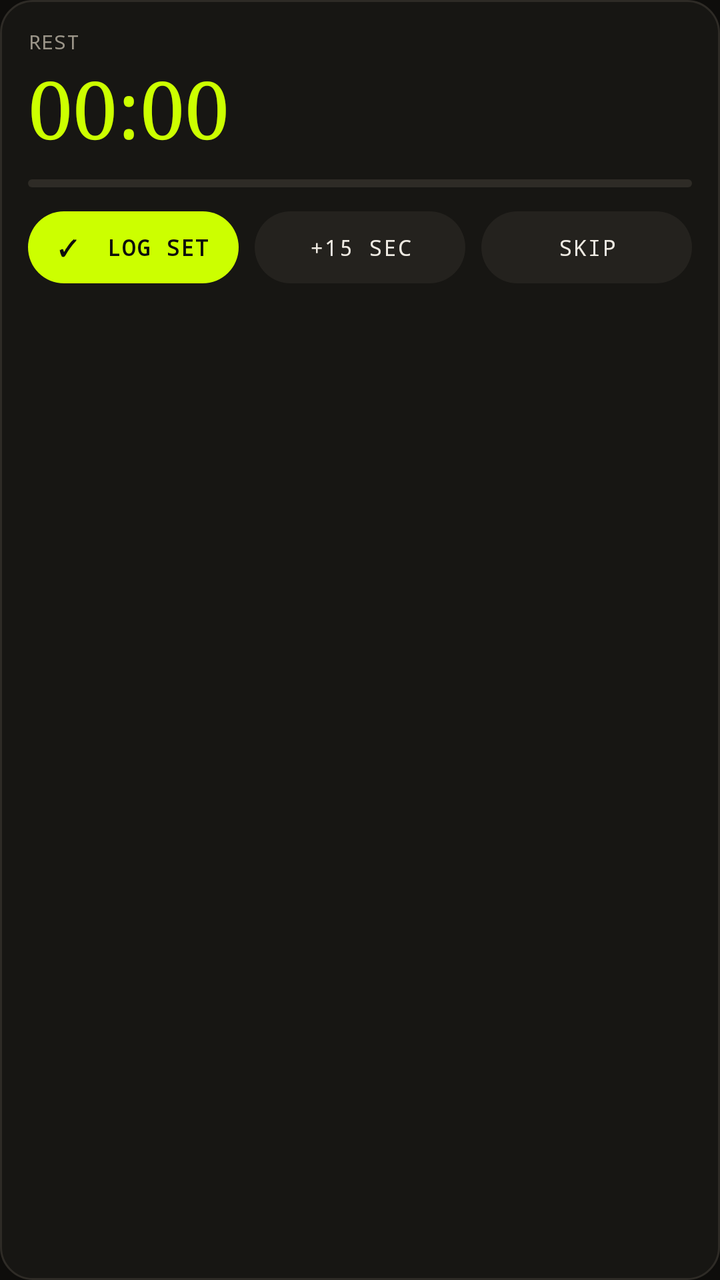
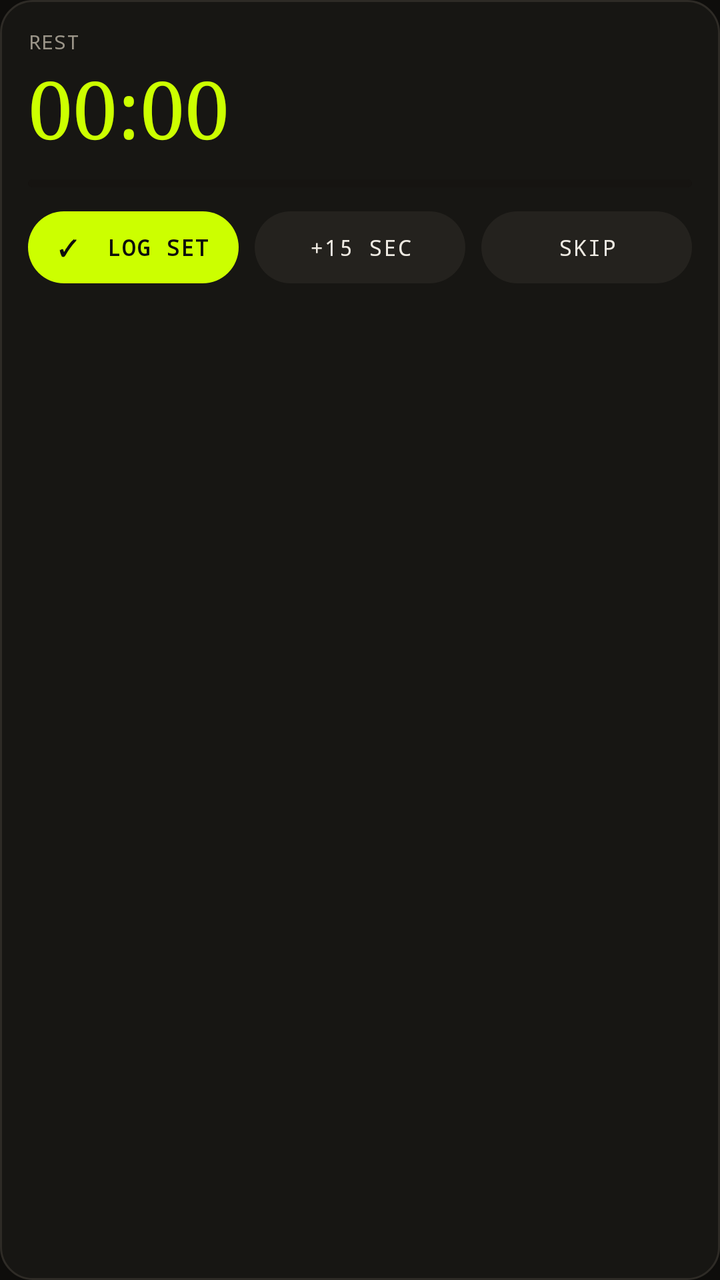

Screens rendered from an Android XML layout before and after an edit, with the pre-edit source and the edit as a unified diff.
<!-- AndroidManifest.xml: application theme Theme.Forge -->
<!-- res/layout/notif_rest.xml -->
<?xml version="1.0" encoding="utf-8"?>
<LinearLayout xmlns:android="http://schemas.android.com/apk/res/android"
    android:layout_width="match_parent" android:layout_height="wrap_content"
    android:orientation="vertical" android:background="@drawable/notif_bg" android:padding="14dp">

    <TextView android:id="@+id/kicker" android:layout_width="wrap_content" android:layout_height="wrap_content"
        android:fontFamily="monospace" android:textSize="10sp" android:letterSpacing="0.04" android:textColor="@color/forge_muted" android:text="REST" />

    <LinearLayout android:layout_width="match_parent" android:layout_height="wrap_content" android:orientation="horizontal"
        android:gravity="center_vertical">
        
        <Chronometer android:id="@+id/timer" android:layout_width="wrap_content" android:layout_height="wrap_content"
            android:fontFamily="serif" android:textSize="40sp" android:textColor="@color/forge_lime" android:maxLines="1" />
        <LinearLayout android:layout_width="0dp" android:layout_weight="1" android:layout_height="wrap_content" android:orientation="vertical"
            android:layout_marginStart="12dp" android:gravity="end">
            <TextView android:id="@+id/next_label" android:layout_width="wrap_content" android:layout_height="wrap_content"
                android:fontFamily="monospace" android:textSize="9sp" android:letterSpacing="0.04" android:textColor="@color/forge_muted"
                android:maxLines="1" android:ellipsize="end" />
            <TextView android:id="@+id/next_values" android:layout_width="wrap_content" android:layout_height="wrap_content"
                android:fontFamily="monospace" android:textSize="13sp" android:textColor="@color/forge_text" android:maxLines="1" android:ellipsize="end" />
            <TextView android:id="@+id/next_name" android:layout_width="wrap_content" android:layout_height="wrap_content"
                android:textSize="11sp" android:textColor="@color/forge_muted" android:maxLines="1" android:ellipsize="end" />
        </LinearLayout>
    </LinearLayout>

    <ProgressBar android:id="@+id/progress" style="@android:style/Widget.ProgressBar.Horizontal"
        android:layout_width="match_parent" android:layout_height="4dp" android:layout_marginTop="10dp"
        android:max="1000" android:progressDrawable="@drawable/notif_progress" />

    <LinearLayout android:layout_width="match_parent" android:layout_height="wrap_content" android:orientation="horizontal"
        android:layout_marginTop="12dp">
        <TextView android:id="@+id/log" android:layout_width="0dp" android:layout_weight="1" android:layout_height="36dp"
            android:background="@drawable/notif_pill_lime" android:gravity="center" android:fontFamily="monospace" android:textSize="11sp"
            android:letterSpacing="0.06" android:textColor="@color/forge_bg" android:textStyle="bold" android:text="✓  LOG SET" android:maxLines="1" />
        <TextView android:id="@+id/plus15" android:layout_width="0dp" android:layout_weight="1" android:layout_height="36dp"
            android:layout_marginStart="8dp" android:background="@drawable/notif_pill" android:gravity="center" android:fontFamily="monospace"
            android:textSize="11sp" android:letterSpacing="0.06" android:textColor="@color/forge_text" android:text="+15 SEC" android:maxLines="1" />
        <TextView android:id="@+id/skip" android:layout_width="0dp" android:layout_weight="1" android:layout_height="36dp"
            android:layout_marginStart="8dp" android:background="@drawable/notif_pill" android:gravity="center" android:fontFamily="monospace"
            android:textSize="11sp" android:letterSpacing="0.06" android:textColor="@color/forge_text" android:text="SKIP" android:maxLines="1" />
    </LinearLayout>
</LinearLayout>
<!-- resources referenced by this layout -->
<resources>
  <color name="forge_bg">#0E0D0B</color>
  <color name="forge_lime">#CCFF00</color>
  <color name="forge_muted">#9A9488</color>
  <color name="forge_text">#EEEAE2</color>
  <!-- drawable notif_bg (drawable) -->
  <?xml version="1.0" encoding="utf-8"?>
  <shape xmlns:android="http://schemas.android.com/apk/res/android" android:shape="rectangle">
      <solid android:color="@color/forge_surface" />
      <stroke android:width="1dp" android:color="@color/forge_border" />
      <corners android:radius="16dp" />
  </shape>
  <!-- drawable notif_pill (drawable) -->
  <?xml version="1.0" encoding="utf-8"?>
  <shape xmlns:android="http://schemas.android.com/apk/res/android" android:shape="rectangle">
      <solid android:color="@color/forge_surface2" />
      <corners android:radius="100dp" />
  </shape>
  <!-- drawable notif_pill_lime (drawable) -->
  <?xml version="1.0" encoding="utf-8"?>
  <shape xmlns:android="http://schemas.android.com/apk/res/android" android:shape="rectangle">
      <solid android:color="@color/forge_lime" />
      <corners android:radius="100dp" />
  </shape>
  <!-- drawable notif_progress (drawable) -->
  <?xml version="1.0" encoding="utf-8"?>
  <layer-list xmlns:android="http://schemas.android.com/apk/res/android">
      <item android:id="@android:id/background">
          <shape><solid android:color="@color/forge_border" /><corners android:radius="2dp" /></shape>
      </item>
      <item android:id="@android:id/progress">
          <clip><shape><solid android:color="@color/forge_lime" /><corners android:radius="2dp" /></shape></clip>
      </item>
  </layer-list>
  <style name="Theme.Forge" parent="android:Theme.Material.NoActionBar">
          <item name="android:windowBackground">@color/forge_bg</item>
          <item name="android:statusBarColor">@android:color/transparent</item>
          <item name="android:navigationBarColor">@color/forge_bg</item>
      </style>
  <color name="forge_surface">#171613</color>
  <color name="forge_border">#2E2B26</color>
  <color name="forge_surface2">#24221E</color>
</resources>

<!-- the commit's change to res/layout/notif_rest.xml (unified diff, before → after) -->
@@ -1,6 +1,6 @@
 <?xml version="1.0" encoding="utf-8"?>
 <LinearLayout xmlns:android="http://schemas.android.com/apk/res/android"
-    android:layout_width="match_parent" android:layout_height="wrap_content"
+    android:id="@+id/root" android:layout_width="match_parent" android:layout_height="wrap_content"
     android:orientation="vertical" android:background="@drawable/notif_bg" android:padding="14dp">
 
     <TextView android:id="@+id/kicker" android:layout_width="wrap_content" android:layout_height="wrap_content"
<!-- resource entries referenced after the edit -->
@@ -27,10 +27,10 @@
   <?xml version="1.0" encoding="utf-8"?>
   <layer-list xmlns:android="http://schemas.android.com/apk/res/android">
       <item android:id="@android:id/background">
-          <shape><solid android:color="@color/forge_border" /><corners android:radius="2dp" /></shape>
+          <shape><solid android:color="@color/forge_ink_faint" /><corners android:radius="2dp" /></shape>
       </item>
       <item android:id="@android:id/progress">
-          <clip><shape><solid android:color="@color/forge_lime" /><corners android:radius="2dp" /></shape></clip>
+          <clip><shape><solid android:color="@color/forge_bg" /><corners android:radius="2dp" /></shape></clip>
       </item>
   </layer-list>
   <style name="Theme.Forge" parent="android:Theme.Material.NoActionBar">
@@ -41,5 +41,6 @@
   <color name="forge_surface">#171613</color>
   <color name="forge_border">#2E2B26</color>
   <color name="forge_surface2">#24221E</color>
+  <color name="forge_ink_faint">#260E0D0B</color>
 </resources>
 
